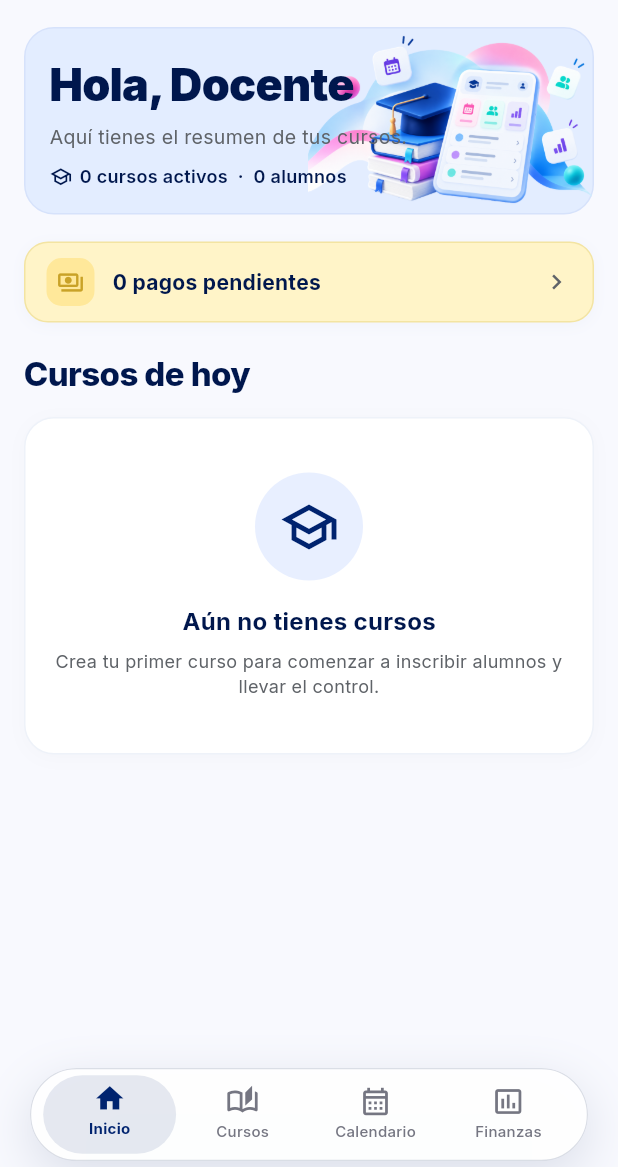
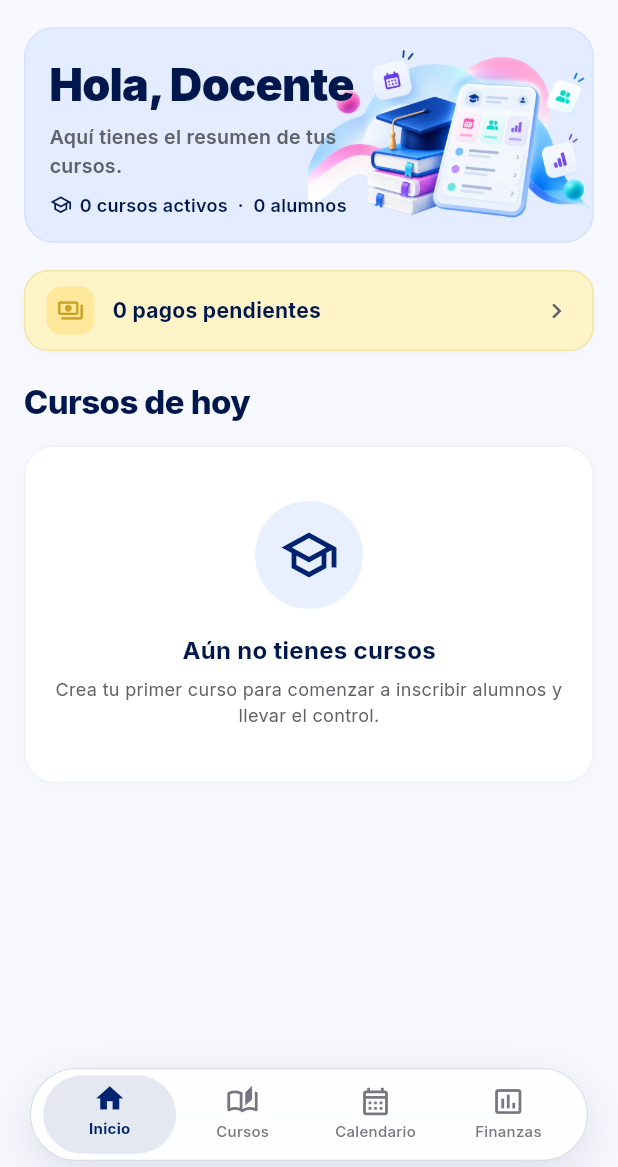
Before and after one commit to AleOrdaz/Docentia, a Flutter app: the HomeScreen screen opened by its route, on a phone screen of 412 x 824 dp, the part 69-1236 px from its top. Run offline on Flutter 3.47's test engine with Material 3 defaults, Android fonts, the phone set to English and light mode, and no system bars; our stand-ins replace firebase_auth, firebase_core, flutter_riverpod, go_router, google_fonts, image_picker and 1 more; accounts and stored records are empty; network calls fail.

Commit message:
Coutas alumnos, se une la rama

```diff
--- a/lib/features/courses/screens/home_screen.dart
+++ b/lib/features/courses/screens/home_screen.dart
@@ -149,6 +149,7 @@ class HomeScreen extends ConsumerWidget {
                                     'Aquí tienes el resumen de tus cursos.',
                                 style: TextStyle(
                                   fontSize: 13,
+                                  fontWeight: FontWeight.w600,
                                   color: isDark
                                       ? const Color(0xFF94A3B8)
                                       : const Color(0xFF5F6368),
```
